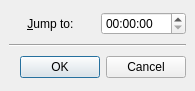
First picture: the form in src/timedialog.ui, repository wilbert2000/wzplayer, before the edit.
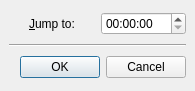
Second picture: the form after the edit. Icons and pictures are not drawn.

```diff
--- a/src/timedialog.ui
+++ b/src/timedialog.ui
@@ -41,7 +41,7 @@
         </sizepolicy>
        </property>
        <property name="text" >
-        <string>&amp;Jump to: </string>
+        <string>&amp;Jump to:</string>
        </property>
        <property name="alignment" >
         <set>Qt::AlignCenter</set>
```
